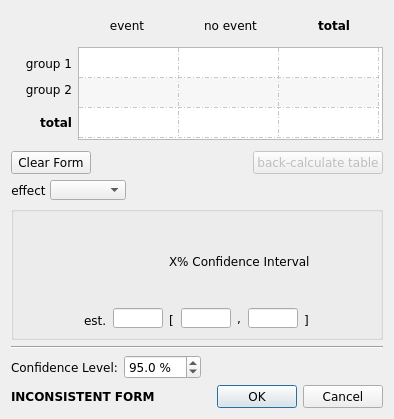
This is binary_data_form2.ui in bwallace/OpenMeta-analyst- as Qt 5 draws it before an edit. The edited form follows.
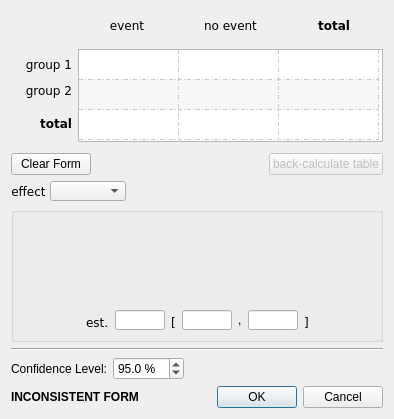
This is the edited form. Icons and pictures are not drawn.

```diff
--- a/binary_data_form2.ui
+++ b/binary_data_form2.ui
@@ -2,9 +2,6 @@
 <ui version="4.0">
  <class>BinaryDataForm</class>
  <widget class="QDialog" name="BinaryDataForm">
-  <property name="enabled">
-   <bool>true</bool>
-  </property>
   <property name="geometry">
    <rect>
     <x>0</x>
@@ -13,11 +10,6 @@
     <height>419</height>
    </rect>
   </property>
-  <property name="font">
-   <font>
-    <family>Verdana</family>
-   </font>
-  </property>
   <property name="windowTitle">
    <string>Binary Data</string>
   </property>
@@ -316,7 +308,7 @@
          <string>Use the box to the left to set the % confidence interval</string>
         </property>
         <property name="text">
-         <string>X% Confidence Interval</string>
+         <string/>
         </property>
        </widget>
       </item>
```
Left out of the diff: 135 changed lines with no effect on the pictures.
